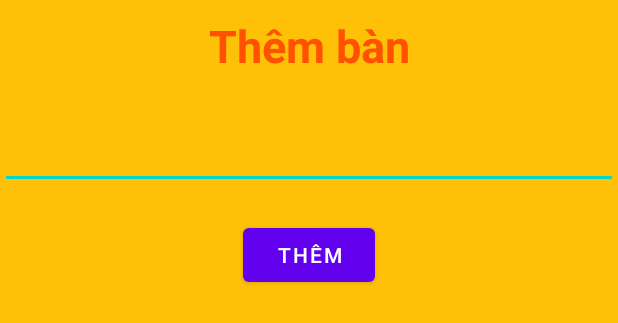
After one commit to Jiyur/Project_Coffee, an Android app: the layout layoutdialogaddtable.xml on its own in the app's theme, with its tools: preview values and no code run, on a phone screen of 412 x 824 dp. The commit adds this screen. Shown: the top 323 px of the screen. Run offline under Robolectric (Android 15) with nearby library versions, the phone set to English and light mode, and no system bars.

Commit message:
improve UI

```diff
--- /dev/null
+++ b/app/src/main/res/layout/layoutdialogaddtable.xml
@@ -0,0 +1,32 @@
+<?xml version="1.0" encoding="utf-8"?>
+<RelativeLayout xmlns:android="http://schemas.android.com/apk/res/android"
+    android:layout_width="match_parent"
+    android:layout_height="match_parent"
+    android:background="#FFC107">
+
+    <TextView
+        android:id="@+id/textViewAdd"
+        android:layout_width="match_parent"
+        android:layout_height="wrap_content"
+        android:layout_weight="1"
+        android:text="Thêm bàn"
+        android:textSize="30dp"
+        android:textAlignment="center"
+        android:padding="10dp"
+        android:textColor="#FF5100"
+        android:textStyle="bold"/>
+    <EditText
+        android:layout_width="match_parent"
+        android:layout_height="wrap_content"
+        android:id="@+id/editTextNameTable"
+        android:layout_below="@+id/textViewAdd"
+        android:layout_marginTop="20dp"/>
+    <Button
+        android:layout_width="wrap_content"
+        android:layout_height="wrap_content"
+        android:text="Thêm"
+        android:id="@+id/buttonAdd"
+        android:layout_below="@+id/editTextNameTable"
+        android:layout_centerInParent="true"
+        android:layout_marginTop="20dp"/>
+</RelativeLayout>
```
Also changed, not shown: app/src/main/java/com/example/project_login/Activities/TableActivity.java (+18 -1 lines), app/src/main/res/layout/activity_table.xml (+20 -25 lines), app/src/main/res/drawable-v24/plus.png (added).
